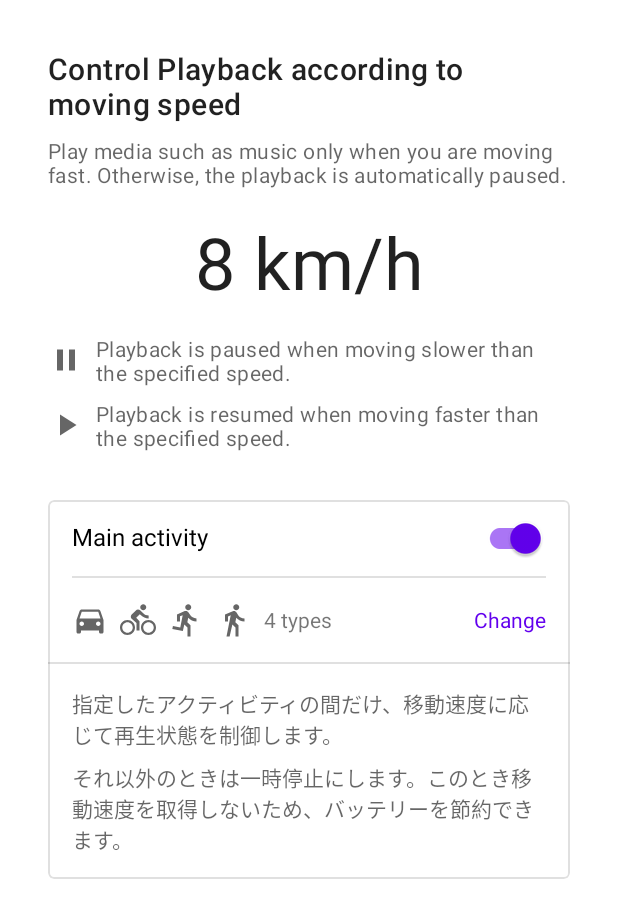
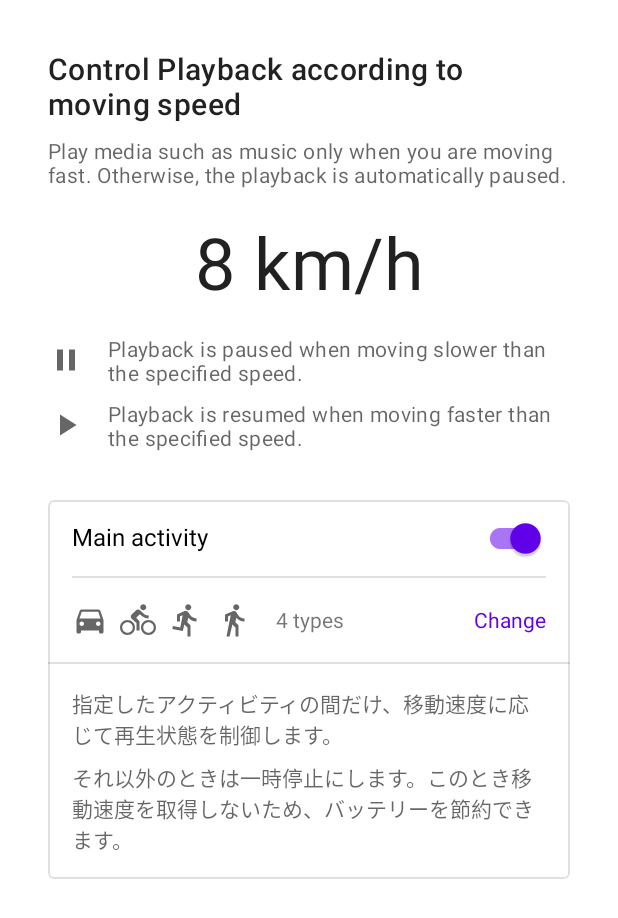
Before and after one commit to hiroto7/Brake-to-Pause, an Android app: the screen it shows after launch (MainActivity), on a phone screen of 412 x 824 dp. Shown: the top 918 px of the screen. Run offline under Robolectric (Android 15) with nearby library versions, the phone set to English and light mode, and no system bars; 4 statements that could not run were skipped.

Commit message:
アイコンとラベルの間の間隔を広げる

```diff
--- a/app/src/main/res/layout/activity_main.xml
+++ b/app/src/main/res/layout/activity_main.xml
@@ -50,7 +50,7 @@
                 android:layout_width="wrap_content"
                 android:layout_height="wrap_content"
                 android:layout_marginTop="16dp"
-                android:drawablePadding="8dp"
+                android:drawablePadding="16dp"
                 android:text="@string/pause_at_low_speed"
                 android:textAppearance="?attr/textAppearanceBody2"
                 android:textColor="?android:attr/textColorSecondary"
@@ -60,7 +60,7 @@
                 android:layout_width="wrap_content"
                 android:layout_height="wrap_content"
                 android:layout_marginTop="8dp"
-                android:drawablePadding="8dp"
+                android:drawablePadding="16dp"
                 android:text="@string/play_at_high_speed"
                 android:textAppearance="?attr/textAppearanceBody2"
                 android:textColor="?android:attr/textColorSecondary"
@@ -70,7 +70,7 @@
                 android:layout_width="wrap_content"
                 android:layout_height="wrap_content"
                 android:layout_marginTop="8dp"
-                android:drawablePadding="8dp"
+                android:drawablePadding="16dp"
                 android:text="@string/location_permission_required"
                 android:textAppearance="?attr/textAppearanceBody2"
                 android:textColor="?android:attr/textColorSecondary"
@@ -166,6 +166,7 @@
                                 android:id="@+id/text_selected_activity"
                                 android:layout_width="wrap_content"
                                 android:layout_height="wrap_content"
+                                android:layout_marginStart="8dp"
                                 android:text="@string/n_types" />
                         </LinearLayout>
 
```
